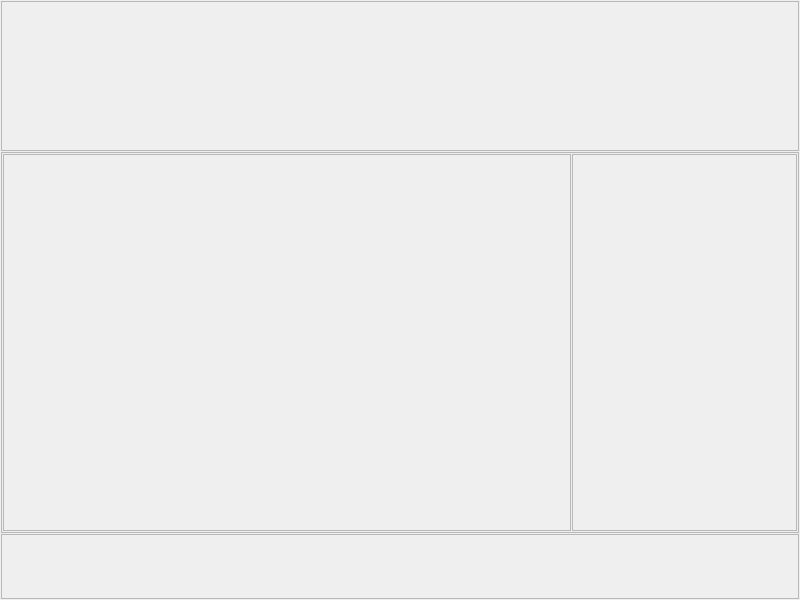
Qt form RTSA/mainwindow.ui (taimoortanweer1/RTSA) before a commit.
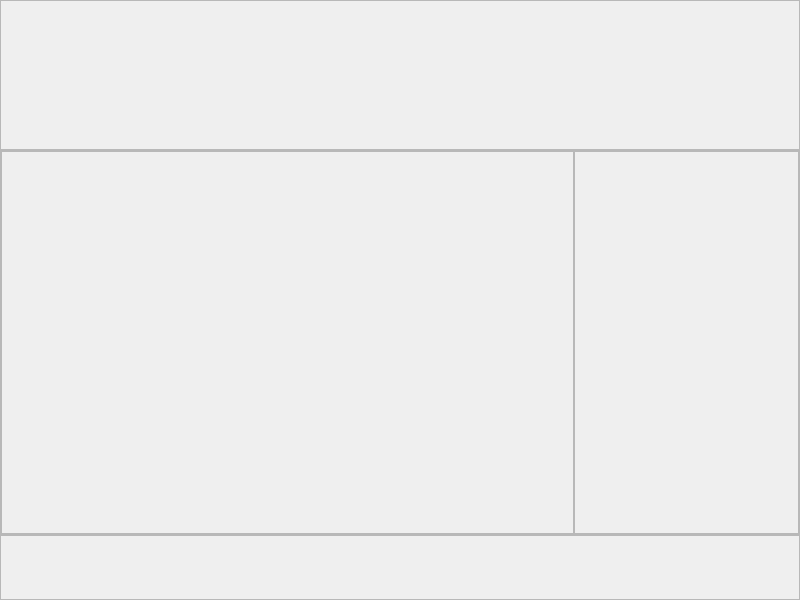
The same form after that commit.

Diff of the .ui file:
```diff
--- a/RTSA/mainwindow.ui
+++ b/RTSA/mainwindow.ui
@@ -16,19 +16,19 @@
   <widget class="QWidget" name="centralwidget">
    <layout class="QGridLayout" name="gridLayout">
     <property name="leftMargin">
-     <number>1</number>
+     <number>0</number>
     </property>
     <property name="topMargin">
-     <number>1</number>
+     <number>0</number>
     </property>
     <property name="rightMargin">
-     <number>1</number>
+     <number>0</number>
     </property>
     <property name="bottomMargin">
-     <number>1</number>
+     <number>0</number>
     </property>
     <property name="spacing">
-     <number>1</number>
+     <number>0</number>
     </property>
     <item row="0" column="0">
      <widget class="QFrame" name="frame">
@@ -62,19 +62,19 @@
       </property>
       <layout class="QHBoxLayout" name="horizontalLayout">
        <property name="spacing">
-        <number>1</number>
+        <number>0</number>
        </property>
        <property name="leftMargin">
-        <number>1</number>
+        <number>0</number>
        </property>
        <property name="topMargin">
-        <number>1</number>
+        <number>0</number>
        </property>
        <property name="rightMargin">
-        <number>1</number>
+        <number>0</number>
        </property>
        <property name="bottomMargin">
-        <number>1</number>
+        <number>0</number>
        </property>
        <item>
         <widget class="QFrame" name="frame_5">
```
